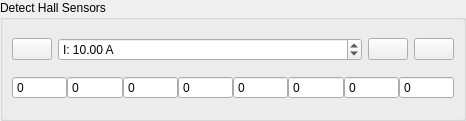
Before: the Qt Designer form widgets/detectfochall.ui in vedderb/vesc_tool, drawn with Qt 5.
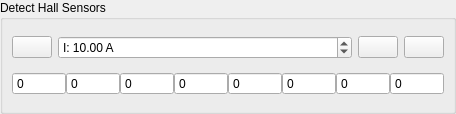
After: the same form once the commit is applied. Icons and pictures are not drawn.

What changed in the file:
```diff
--- a/widgets/detectfochall.ui
+++ b/widgets/detectfochall.ui
@@ -6,8 +6,8 @@
    <rect>
     <x>0</x>
     <y>0</y>
-    <width>466</width>
-    <height>121</height>
+    <width>456</width>
+    <height>114</height>
    </rect>
   </property>
   <property name="windowTitle">
```
Left out of the diff: 16 changed lines with no effect on the pictures.
